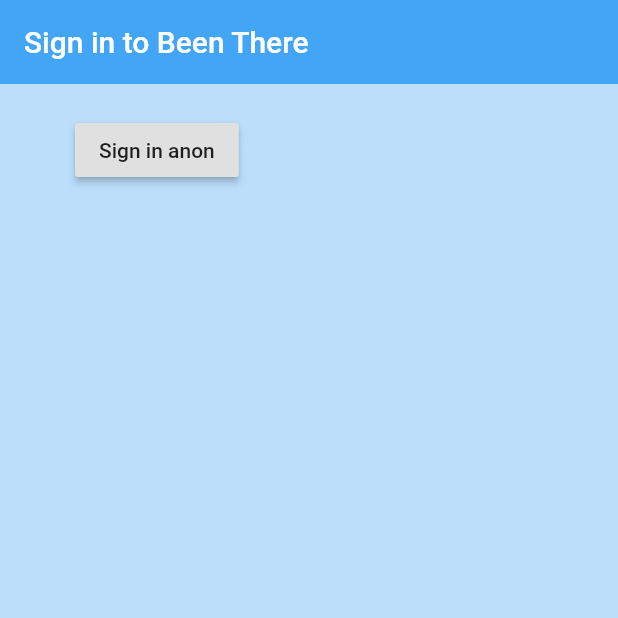
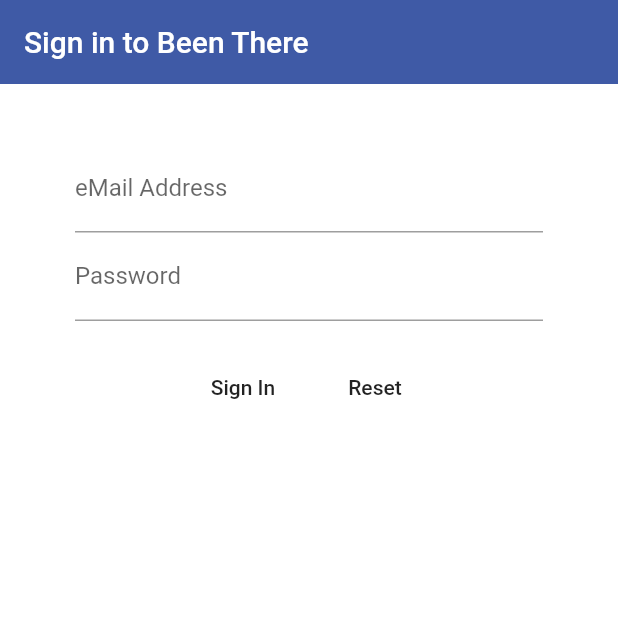
Before and after one commit to cottley/beenthere, a Flutter app: the screen it shows after launch, on a phone screen of 412 x 824 dp, the top half of it. Run offline on Flutter 3.47's test engine with Material 2 defaults, Android fonts, the phone set to English and light mode, and no system bars; drawn by our look-alikes of flutter_form_builder; our stand-ins replace firebase_auth; accounts and stored records are empty.

Commit message:
Basic sign in form screen

```diff
--- a/lib/screens/authenticate/sign_in.dart
+++ b/lib/screens/authenticate/sign_in.dart
@@ -1,5 +1,8 @@
 import 'package:beenthere/services/auth.dart';
 import 'package:flutter/material.dart';
+import 'package:flutter_form_builder/flutter_form_builder.dart';
+
+final GlobalKey<FormBuilderState> _fbSignInKey = GlobalKey<FormBuilderState>();
 
 class SignIn extends StatefulWidget {
   @override
@@ -7,22 +10,53 @@ class SignIn extends StatefulWidget {
 }
 
 class _SignInState extends State<SignIn> {
-
   final AuthService _auth = AuthService();
 
   @override
   Widget build(BuildContext context) {
     return Scaffold(
-        backgroundColor: Colors.blue[100],
+        backgroundColor: Colors.white,
         appBar: AppBar(
-            backgroundColor: Colors.blue[400],
+            backgroundColor: Color(0xFF3F5AA6),
             elevation: 0.0,
             title: Text('Sign in to Been There')),
-        body: Container(
-            padding: EdgeInsets.symmetric(vertical: 20.0, horizontal: 50.0),
-            child: RaisedButton(
-              child: Text('Sign in anon'),
+        body: Column(
+          children: <Widget>[
+            FormBuilder(
+                key: _fbSignInKey,
+                initialValue: {},
+                autovalidate: true,
+                child: Container(
+                    padding:
+                        EdgeInsets.symmetric(vertical: 20.0, horizontal: 50.0),
+                    child: Column(
+                      children: <Widget>[
+                        SizedBox(
+                          height: 20.0,
+                        ),
+                        FormBuilderTextField(
+                          attribute: "emailaddress",
+                          decoration:
+                              InputDecoration(labelText: "eMail Address"),
+                          maxLines: 1,
+                          validators: [FormBuilderValidators.email()],
+                        ),
+                        FormBuilderTextField(
+                          attribute: "password",
+                          decoration: InputDecoration(labelText: "Password"),
+                          obscureText: true,
+                          maxLines: 1,
+                        )
+                      ],
+                    ))),
+            Row(
+              mainAxisAlignment: MainAxisAlignment.center,
+              children: <Widget>[
+                MaterialButton(
+                  child: Text("Sign In"),
                   onPressed: () async {
+                    if (_fbSignInKey.currentState.saveAndValidate()) {
+                      print(_fbSignInKey.currentState.value);
                       dynamic result = await _auth.signInAnon();
                       if (result == null) {
                         print('Error signing in');
@@ -30,7 +64,18 @@ class _SignInState extends State<SignIn> {
                         print('Signed in');
                         print(result.uid);
                       }
+                    }
                   },
-            )));
+                ),
+                MaterialButton(
+                  child: Text("Reset"),
+                  onPressed: () {
+                    _fbSignInKey.currentState.reset();
+                  },
+                ),
+              ],
+            )
+          ],
+        ));
   }
 }
```
Lines whose indentation alone changed are shown as unchanged.
